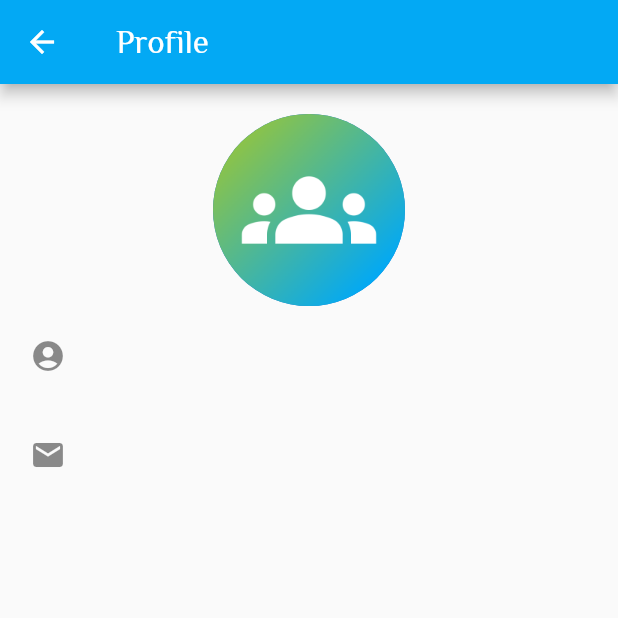
After one commit to GTHGHT/messaging_app, a Flutter app: the ShowAccountScreen screen opened by its route, on a phone screen of 412 x 824 dp, the top half of it. The commit adds this screen. Run offline on Flutter 3.47's test engine with Material 2 defaults, Android fonts, the phone set to English and light mode, and no system bars; our stand-ins replace cloud_firestore, firebase_auth, firebase_core, firebase_storage, flutter_secure_storage, image_cropper and 3 more; accounts and stored records are empty; network calls fail.

Commit message:
add show account info feature

```diff
--- a/lib/main.dart
+++ b/lib/main.dart
@@ -15,6 +15,8 @@ import 'package:messaging_app/utils/chat_data.dart';
 import 'package:messaging_app/utils/group_data.dart';
 import 'package:messaging_app/utils/image_data.dart';
 import 'package:messaging_app/utils/search_data.dart';
+import 'package:messaging_app/utils/show_account_data.dart';
+import 'screens/show_account_screen.dart';
 import 'utils/theme_mode_data.dart';
 import 'package:provider/provider.dart';
 
@@ -93,6 +95,9 @@ class Kongko extends StatelessWidget {
         ),
         ChangeNotifierProvider<SearchData>(
           create: (_) => SearchData(),
+        ),
+        ChangeNotifierProvider<ShowAccountData>(
+          create: (_) => ShowAccountData(),
         ),
       ],
       child: Builder(builder: (context) {
@@ -189,6 +194,7 @@ class Kongko extends StatelessWidget {
             "/change_theme_mode": (_) => const ThemeModeScreen(),
             "/update_account": (_) => const UpdateAccountScreen(),
             "/chat/info": (_) => const InfoGroupScreen(),
+            "/show_account": (_) => const ShowAccountScreen(),
           },
           initialRoute: "/",
         );
--- a/lib/screens/chat_screen.dart
+++ b/lib/screens/chat_screen.dart
@@ -3,6 +3,7 @@ import 'package:flutter/material.dart';
 import 'package:intl/intl.dart';
 import 'package:messaging_app/services/access_services.dart';
 import 'package:messaging_app/utils/chat_data.dart';
+import 'package:messaging_app/utils/show_account_data.dart';
 import 'package:provider/provider.dart';
 
 import '../services/storage_services.dart';
@@ -46,7 +47,10 @@ class ChatScreen extends StatelessWidget {
             overflow: TextOverflow.ellipsis,
           ),
           onTap: context.watch<ChatData>().groupModel.isPC
-              ? null
+              ? () async {
+            await context.read<ShowAccountData>().loadUserModel(context.read<ChatData>().pcUid);
+            Navigator.pushNamed(context, "/show_account");
+          }
               : () async {
                   context.read<SearchData>().clearSearch();
                   await context.read<ChatData>().loadDesc();
--- a/lib/screens/info_group_screen.dart
+++ b/lib/screens/info_group_screen.dart
@@ -3,6 +3,7 @@ import 'package:flutter/material.dart';
 import 'package:messaging_app/utils/chat_data.dart';
 import 'package:messaging_app/utils/group_data.dart';
 import 'package:messaging_app/utils/search_data.dart';
+import 'package:messaging_app/utils/show_account_data.dart';
 import 'package:provider/provider.dart';
 
 import '../components/update_bottom_sheet.dart';
@@ -196,6 +197,10 @@ class InfoGroupScreen extends StatelessWidget {
                           isAdmin: value.data().containsKey("isAdmin")
                               ? value["isAdmin"]
                               : false,
+                          onTap: () async{
+                            await context.read<ShowAccountData>().loadUserModel(value['uid']);
+                            Navigator.pushNamed(context, '/show_account');
+                          },
                           onLongPress: context.watch<ChatData>().isAdmin?(){}:null,
                         ),
                       )
--- a/lib/screens/personal_chats_page.dart
+++ b/lib/screens/personal_chats_page.dart
@@ -49,6 +49,7 @@ class PersonalChatsPage extends StatelessWidget {
                           image: pcData['image'],
                           isPC: true,
                         );
+                        context.read<ChatData>().pcUid = pcData['uid'];
                         Navigator.of(context).pushNamed("/chat");
                       },
                     );
--- /dev/null
+++ b/lib/screens/show_account_screen.dart
@@ -0,0 +1,53 @@
+import 'package:flutter/material.dart';
+import 'package:messaging_app/utils/show_account_data.dart';
+import 'package:provider/provider.dart';
+
+import '../services/storage_services.dart';
+
+class ShowAccountScreen extends StatelessWidget {
+  const ShowAccountScreen({Key? key}) : super(key: key);
+
+  @override
+  Widget build(BuildContext context) {
+    return Scaffold(
+      appBar: AppBar(
+        title: Text("${context.watch<ShowAccountData>().userModel.username} Profile"),
+      ),
+      body: ListView(
+        children: [
+          SizedBox(height: 20),
+          CircleAvatar(
+            radius: 64,
+            child: ClipOval(
+              child: context.watch<ShowAccountData>().userModel.image.isEmpty
+                  ? Image.asset("images/default_group.png")
+                  : FutureBuilder<String>(
+                      future: StorageService.getImageLink(
+                          context.watch<ShowAccountData>().userModel.image),
+                      builder: (_, snapshot) {
+                        if (!snapshot.hasData) {
+                          return const Padding(
+                            padding: EdgeInsets.all(8.0),
+                            child: CircularProgressIndicator(),
+                          );
+                        }
+                        return Image(
+                          image: NetworkImage(snapshot.data ?? ""),
+                        );
+                      },
+                    ),
+            ),
+          ),
+          ListTile(
+            leading: Icon(Icons.account_circle),
+            title: Text(context.watch<ShowAccountData>().userModel.username),
+          ),
+          ListTile(
+            leading: Icon(Icons.email),
+            title: Text(context.watch<ShowAccountData>().userModel.email),
+          ),
+        ],
+      ),
+    );
+  }
+}
--- a/lib/services/access_services.dart
+++ b/lib/services/access_services.dart
@@ -29,7 +29,7 @@ class AccessServices extends ChangeNotifier {
 
     try{
       final location = await StorageService.uploadFile(newImage, "profile_picture/");
-      if(_userModel.image != "defaul_profile.png") await StorageService.delete(_userModel.image);
+      if(_userModel.image != "default_profile.png") await StorageService.delete(_userModel.image);
       await Api(collection: "users", doc: _userModel.uid).updateDocument({'image': location});
       _userModel.image = location;
       notifyListeners();
--- a/lib/utils/chat_data.dart
+++ b/lib/utils/chat_data.dart
@@ -13,6 +13,7 @@ class ChatData extends ChangeNotifier {
   GroupModel _groupModel = GroupModel.initial();
   UserModel _currentUserModel = UserModel.initial();
   bool _isAdmin = false;
+  String pcUid = "";
 
   String _messageText = "";
   bool loading = false;
```
Also changed, not shown: lib/utils/show_account_data.dart (added, +24 -0 lines), lib/model/chat_model.dart (deleted).
